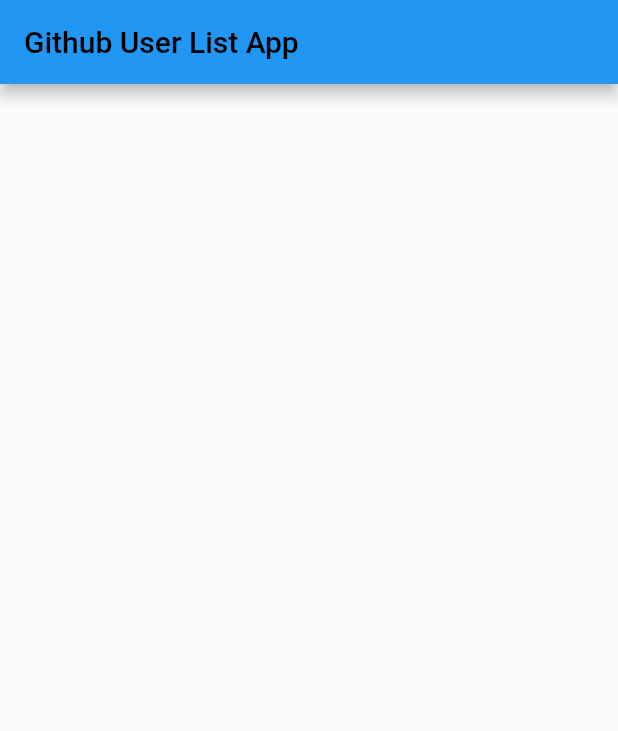
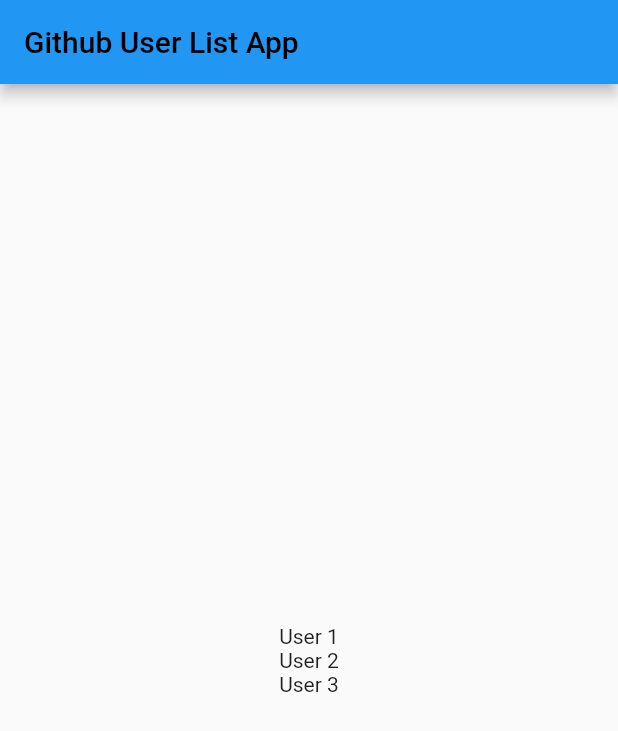
Before and after one commit to nandaarya/github_user_list_app, a Flutter app: the screen it shows after launch, on a phone screen of 412 x 824 dp. Shown: the top 731 px of the screen. Run offline on Flutter 3.47's test engine with Material 2 defaults, Android fonts, the phone set to English and light mode, and no system bars; our stand-ins replace splashscreen.

Commit message:
add user view sample

```diff
--- a/lib/main.dart
+++ b/lib/main.dart
@@ -18,7 +18,12 @@ class MyApp extends StatelessWidget {
         ),
         body: Center(
           child: Column(
-
+            mainAxisAlignment: MainAxisAlignment.center,
+            children: [
+              Text("User 1"),
+              Text("User 2"),
+              Text("User 3")
+            ],
           ),
         ),
       ),
--- a/lib/screen/splash_screen.dart
+++ b/lib/screen/splash_screen.dart
@@ -10,7 +10,7 @@ class SplashScreenPage extends StatelessWidget {
     return SplashScreen(
       seconds: 2,
       navigateAfterSeconds: const MainScreen(),
-      backgroundColor: Colors.white,
+      backgroundColor: Colors.black,
       title: const Text(
         'Github User List App'
       ),
```
